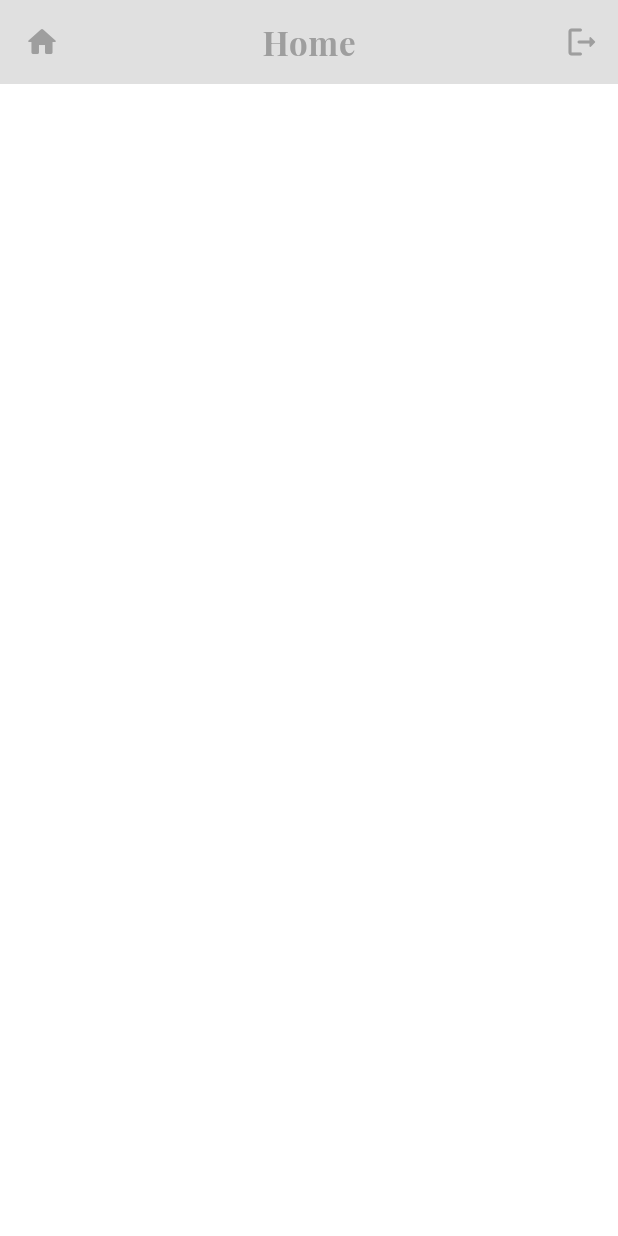
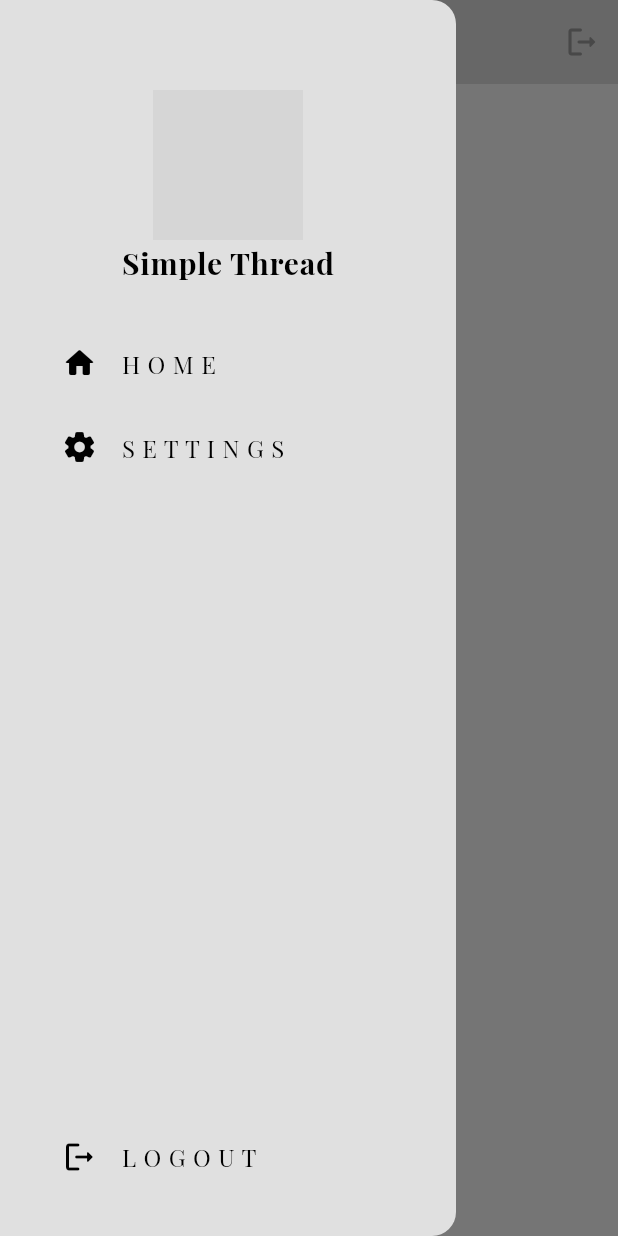
Before and after one commit to rafay99-epic/SimpleThread, a Flutter app: the screen it shows once a user with an empty profile is signed in, with the side drawer open (before the commit the screen has no drawer), on a phone screen of 412 x 824 dp. Run offline on Flutter 3.47's test engine with Material 3 defaults, Android fonts, the phone set to English and light mode, and no system bars; our stand-ins replace firebase_auth, firebase_core, google_fonts, lottie, page_transition; accounts and stored records are empty; network calls fail; grey boxes are pictures that could not be loaded.

Commit message:
Auth Complete & Code Structure Complete & Drawer Menu Complete

```diff
--- a/lib/main.dart
+++ b/lib/main.dart
@@ -1,8 +1,8 @@
 import 'package:firebase_core/firebase_core.dart';
 import 'package:flutter/material.dart';
 import 'package:simplethread/firebase_options.dart';
-import 'package:simplethread/src/screens/splash_screen.dart';
-import 'package:simplethread/theme/light_mode.dart';
+import 'package:simplethread/src/frontend/screens/splash_screen.dart';
+import 'package:simplethread/src/frontend/theme/light_mode.dart';
 
 void main() async {
   WidgetsFlutterBinding.ensureInitialized();
--- a/lib/src/auth/auth_gate.dart
+++ b/lib/src/backend/services/auth/auth_gate.dart
@@ -1,7 +1,7 @@
 import 'package:firebase_auth/firebase_auth.dart';
 import 'package:flutter/material.dart';
-import 'package:simplethread/src/auth/login_or_register.dart';
-import 'package:simplethread/src/screens/home.dart';
+import 'package:simplethread/src/backend/services/auth/login_or_register.dart';
+import 'package:simplethread/src/frontend/screens/home.dart';
 
 class AuthGate extends StatelessWidget {
   const AuthGate({super.key});
--- a/lib/src/auth/login_or_register.dart
+++ b/lib/src/backend/services/auth/login_or_register.dart
@@ -1,6 +1,6 @@
 import 'package:flutter/material.dart';
-import 'package:simplethread/src/screens/login_page.dart';
-import 'package:simplethread/src/screens/register_page.dart';
+import 'package:simplethread/src/frontend/screens/login_page.dart';
+import 'package:simplethread/src/frontend/screens/register_page.dart';
 
 class LoginOrRegister extends StatefulWidget {
   const LoginOrRegister({Key? key}) : super(key: key);
--- a/lib/src/compoents/my_appbar.dart
+++ b/lib/src/frontend/compoents/my_appbar.dart
@@ -1,11 +1,11 @@
 import 'package:flutter/material.dart';
 import 'package:google_fonts/google_fonts.dart';
-import 'package:simplethread/src/auth/auth_service.dart';
+import 'package:simplethread/src/backend/services/auth/auth_service.dart';
 
 class MyAppBar extends StatelessWidget implements PreferredSizeWidget {
   //parameters for the app bar
   final String title;
-  final IconData icon;
+  // final IconData icon;
 
   //logout from the application
   void logout() {
@@ -16,7 +16,7 @@ class MyAppBar extends StatelessWidget implements PreferredSizeWidget {
   const MyAppBar({
     super.key,
     required this.title,
-    required this.icon,
+    // required this.icon,
   });
   //Define the size and making sure that the size of the app bar is perfect
   @override
@@ -26,10 +26,10 @@ class MyAppBar extends StatelessWidget implements PreferredSizeWidget {
   @override
   Widget build(BuildContext context) {
     return AppBar(
-      leading: Icon(
-        icon,
-        color: Theme.of(context).colorScheme.primary,
-      ),
+      // leading: Icon(
+      //   icon,
+      //   color: Theme.of(context).colorScheme.primary,
+      // ),
       centerTitle: true,
       title: Text(
         title,
--- /dev/null
+++ b/lib/src/frontend/compoents/my_drawer.dart
@@ -0,0 +1,217 @@
+import 'package:flutter/material.dart';
+import 'package:google_fonts/google_fonts.dart';
+import 'package:lottie/lottie.dart';
+
+import '../../backend/services/auth/auth_service.dart';
+import '../screens/home.dart';
+import '../screens/setting_page.dart';
+
+class MyDrawer extends StatelessWidget {
+  const MyDrawer({super.key});
+  final String _animation = 'assets/animation/login_message.json';
+
+  //logout from the application
+  void logout() {
+    final _auth = AuthService();
+    _auth.signOut();
+  }
+
+  @override
+  Widget build(BuildContext context) {
+    return Drawer(
+      backgroundColor: Theme.of(context).colorScheme.background,
+      child: Column(
+        mainAxisAlignment: MainAxisAlignment.spaceBetween,
+        children: [
+          Column(
+            children: [
+              //Logo
+              const SizedBox(
+                height: 60,
+              ),
+              Lottie.asset(
+                _animation,
+                fit: BoxFit.fill,
+                width: 100,
+                height: 100,
+              ),
+              Text(
+                'Simple Thread',
+                style: GoogleFonts.playfairDisplay(
+                  textStyle: const TextStyle(
+                    letterSpacing: .5,
+                    fontSize: 20,
+                    fontWeight: FontWeight.bold,
+                    color: Colors.black,
+                  ),
+                ),
+              ),
+              const SizedBox(
+                height: 25,
+              ),
+
+//Version -02:
+              // Padding(
+              //   padding: const EdgeInsets.only(left: 25.0),
+              //   child: ListTile(
+              //     title: Text(
+              //       "H O M E",
+              //       style: GoogleFonts.playfairDisplay(
+              //         color: Colors.black,
+              //         // fontWeight: FontWeight.bold,
+              //       ),
+              //     ),
+              //     leading: const Icon(Icons.home_rounded),
+              //     onTap: () {
+              //       // Check if the current page is the HomePage
+              //       if (ModalRoute.of(context)?.settings.name ==
+              //           HomePage.homerouter) {
+              //         // If it is, just close the drawer
+              //         Navigator.pop(context);
+              //       } else {
+              //         // If it's not, close the drawer and navigate to the Home Page
+              //         // Navigator.pop(context);
+              //         // Navigator.pushReplacement(
+              //         //   context,
+              //         //   MaterialPageRoute(
+              //         //     builder: (context) => const HomePage(),
+              //         //   ),
+              //         // );
+              //       }
+              //     },
+              //   ),
+              // ),
+
+              //version-03
+              // Padding(
+              //   padding: const EdgeInsets.only(left: 25.0),
+              //   child: ListTile(
+              //     title: Text(
+              //       "H O M E",
+              //       style: GoogleFonts.playfairDisplay(
+              //         color: Colors.black,
+              //         // fontWeight: FontWeight.bold,
+              //       ),
+              //     ),
+              //     leading: const Icon(Icons.home_rounded),
+              //     onTap: () {
+              //       // Check if the current page is an instance of HomePage
+              //       if (ModalRoute.of(context)?.settings.arguments
+              //           is HomePage) {
+              //         // If it is, just close the drawer
+              //         Navigator.pop(context);
+              //       } else {
+              //         // If it's not, close the drawer and navigate to the Home Page
+              //         Navigator.pop(context);
+              //         Navigator.push(
+              //           context,
+              //           MaterialPageRoute(
+              //             builder: (context) => const HomePage(),
+              //           ),
+              //         );
+              //       }
+              //     },
+              //   ),
+              // ),
+
+//Version-01
+
+              // Padding(
+              //   padding: const EdgeInsets.only(left: 25.0),
+              //   child: ListTile(
+              //     title: Text(
+              //       "H O M E",
+              //       style: GoogleFonts.playfairDisplay(
+              //         color: Colors.black,
+              //         // fontWeight: FontWeight.bold,
+              //       ),
+              //     ),
+              //     leading: const Icon(Icons.home_rounded),
+              //     onTap: () {
+              //       // Check if the current page is not the Home Page
+              //       if (ModalRoute.of(context)?.settings.name !=
+              //           HomePage.routeName) {
+              //         // If not, close the drawer and navigate back to the Home Page
+              //         Navigator.popUntil(context, (route) => route.isFirst);
+              //       } else {
+              //         // If the Home Page is already open, just close the drawer
+              //         Navigator.pop(context);
+              //       }
+              //     },
+              //   ),
+              // ),
+
+              // Home Page Item Orginal Code with Reopening the Home Page
+              Padding(
+                padding: const EdgeInsets.only(left: 25.0),
+                child: ListTile(
+                  title: Text(
+                    "H O M E",
+                    style: GoogleFonts.playfairDisplay(
+                      color: Colors.black,
+                      // fontWeight: FontWeight.bold,
+                    ),
+                  ),
+                  leading: const Icon(Icons.home_rounded),
+                  onTap: () => {
+                    //opening the Home Page by closing the drawer
+                    Navigator.pop(context),
+                    //Opening the Setting Page
+
+                    Navigator.push(
+                      context,
+                      MaterialPageRoute(
+                        builder: (context) => const HomePage(),
+                      ),
+                    ),
+                  },
+                ),
+              ),
+
+              //Setting Page Item
+              Padding(
+                padding: const EdgeInsets.only(left: 25.0),
+                child: ListTile(
+                  title: Text(
+                    "S E T T I N G S",
+                    style: GoogleFonts.playfairDisplay(
+                      color: Colors.black,
+                      // fontWeight: FontWeight.bold,
+                    ),
+                  ),
+                  leading: const Icon(Icons.settings_rounded),
+                  onTap: () => {
+                    //Closing the drawer and opening the Setting Page
+                    Navigator.pop(context),
+
+                    //Opening the Setting Page
+                    Navigator.push(
+                      context,
+                      MaterialPageRoute(
+                        builder: (context) => const SettingPage(),
+                      ),
+                    ),
+                  },
+                ),
+              ),
+            ],
+          ),
+          Padding(
+            padding: const EdgeInsets.only(left: 25.0, bottom: 25.0),
+            child: ListTile(
+              title: Text(
+                "L O G O U T",
+                style: GoogleFonts.playfairDisplay(
+                  color: Colors.black,
+                  // fontWeight: FontWeight.bold,
+                ),
+              ),
+              leading: const Icon(Icons.logout_rounded),
+              onTap: logout,
+            ),
+          ),
+        ],
+      ),
+    );
+  }
+}
--- a/lib/src/screens/home.dart
+++ b/lib/src/frontend/screens/home.dart
@@ -1,16 +1,21 @@
 import 'package:flutter/material.dart';
-import 'package:simplethread/src/compoents/my_appbar.dart';
+
+import '../compoents/My_drawer.dart';
+import '../compoents/my_appbar.dart';
+// import 'package:simplethread/src/compoents/My_drawer.dart';
 
 class HomePage extends StatelessWidget {
   const HomePage({super.key});
+  static const String homerouter = '/home';
 
   @override
   Widget build(BuildContext context) {
     return const Scaffold(
       appBar: MyAppBar(
         title: 'Home',
-        icon: Icons.home_rounded,
+        // icon: Icons.home_rounded,
       ),
+      drawer: MyDrawer(),
     );
   }
 }
--- a/lib/src/screens/splash_screen.dart
+++ b/lib/src/frontend/screens/splash_screen.dart
@@ -2,7 +2,7 @@ import 'dart:async';
 import 'package:flutter/material.dart';
 import 'package:lottie/lottie.dart';
 import 'package:page_transition/page_transition.dart';
-import 'package:simplethread/src/auth/auth_gate.dart';
+import 'package:simplethread/src/backend/services/auth/auth_gate.dart';
 
 class SplashScreen extends StatefulWidget {
   const SplashScreen({super.key});
--- a/pubspec.yaml
+++ b/pubspec.yaml
@@ -40,6 +40,7 @@ dependencies:
   firebase_core: ^2.24.2
   google_fonts: ^6.1.0
   firebase_auth: ^4.16.0
+  hidden_drawer_menu: ^3.0.1
 
 dev_dependencies:
   flutter_test:
```
Also changed, not shown: lib/src/backend/services/auth/auth_service.dart (renamed from lib/src/auth/auth_service.dart, +14 -0 lines), lib/src/frontend/screens/login_page.dart (renamed from lib/src/screens/login_page.dart, +10 -4 lines), lib/src/frontend/screens/register_page.dart (renamed from lib/src/screens/register_page.dart, +43 -4 lines), lib/src/frontend/screens/setting_page.dart (added, +16 -0 lines), lib/src/frontend/compoents/my_button.dart (renamed from lib/src/compoents/my_button.dart), lib/src/frontend/compoents/my_textfeild.dart (renamed from lib/src/compoents/my_textfeild.dart), lib/src/frontend/model/chat.dart (added), lib/src/frontend/screens/chat.dart (added), lib/src/frontend/theme/dark_mode.dart (added), lib/src/frontend/theme/light_mode.dart (renamed from lib/theme/light_mode.dart), lib/src/screens/setting.dart (deleted), pubspec.lock.
